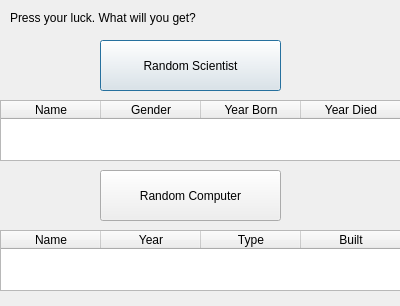
Above: EndurvinnslustöðATeam/Skil3/Ui/random.ui from trunti/verklegtn-m before the change. Below: the same form after it.
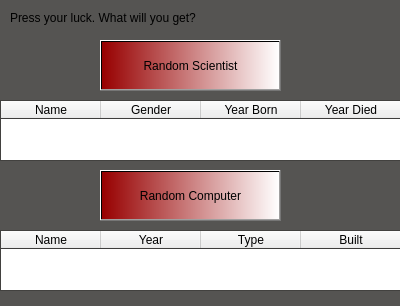
That is the form after the change.

Diff of the .ui file:
```diff
--- a/EndurvinnslustöðATeam/Skil3/Ui/random.ui
+++ b/EndurvinnslustöðATeam/Skil3/Ui/random.ui
@@ -10,6 +10,70 @@
     <height>306</height>
    </rect>
   </property>
+  <property name="palette">
+   <palette>
+    <active>
+     <colorrole role="Base">
+      <brush brushstyle="SolidPattern">
+       <color alpha="255">
+        <red>255</red>
+        <green>255</green>
+        <blue>255</blue>
+       </color>
+      </brush>
+     </colorrole>
+     <colorrole role="Window">
+      <brush brushstyle="SolidPattern">
+       <color alpha="255">
+        <red>85</red>
+        <green>84</green>
+        <blue>82</blue>
+       </color>
+      </brush>
+     </colorrole>
+    </active>
+    <inactive>
+     <colorrole role="Base">
+      <brush brushstyle="SolidPattern">
+       <color alpha="255">
+        <red>255</red>
+        <green>255</green>
+        <blue>255</blue>
+       </color>
+      </brush>
+     </colorrole>
+     <colorrole role="Window">
+      <brush brushstyle="SolidPattern">
+       <color alpha="255">
+        <red>85</red>
+        <green>84</green>
+        <blue>82</blue>
+       </color>
+      </brush>
+     </colorrole>
+    </inactive>
+    <disabled>
+     <colorrole role="Base">
+      <brush brushstyle="SolidPattern">
+       <color alpha="255">
+        <red>85</red>
+        <green>84</green>
+        <blue>82</blue>
+       </color>
+      </brush>
+     </colorrole>
+     <colorrole role="Window">
+      <brush brushstyle="SolidPattern">
+       <color alpha="255">
+        <red>85</red>
+        <green>84</green>
+        <blue>82</blue>
+       </color>
+      </brush>
+     </colorrole>
+    </disabled>
+   </palette>
+  </property>
   <property name="windowTitle">
    <string>Dialog</string>
   </property>
@@ -22,6 +86,10 @@
      <height>51</height>
     </rect>
    </property>
+   <property name="styleSheet">
+    <string notr="true">background-color: qlineargradient(spread:pad, x1:0, y1:0, x2:1, y2:0, stop:0 rgba(151, 0, 0, 255), stop:1 rgba(255, 255, 255, 255));
+</string>
+   </property>
    <property name="text">
     <string>Random Scientist</string>
    </property>
@@ -35,6 +103,10 @@
      <height>51</height>
     </rect>
    </property>
+   <property name="styleSheet">
+    <string notr="true">background-color: qlineargradient(spread:pad, x1:0, y1:0, x2:1, y2:0, stop:0 rgba(151, 0, 0, 255), stop:1 rgba(255, 255, 255, 255));
+</string>
+   </property>
    <property name="text">
     <string>Random Computer</string>
    </property>
```
